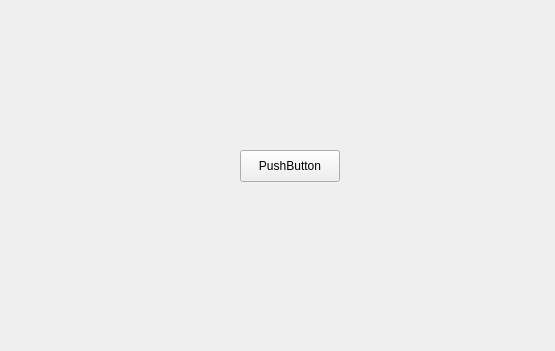
This is mainwindow.ui in Naiscorp-Robotics/RobotFace-Healthmate-App as Qt 5 draws it before an edit; both pictures show x 0 to 555 and y 0 to 351 of the 800 by 600 pixel window. The edited form follows.
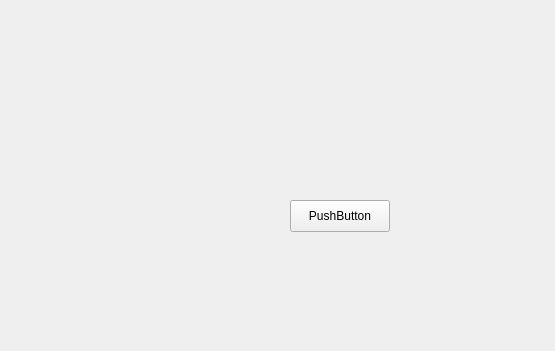
This is the edited form.

The edit to the form file:
```diff
--- a/mainwindow.ui
+++ b/mainwindow.ui
@@ -27,8 +27,8 @@
      <widget class="QPushButton" name="pushButton">
       <property name="geometry">
        <rect>
-        <x>40</x>
-        <y>50</y>
+        <x>90</x>
+        <y>100</y>
         <width>100</width>
         <height>32</height>
        </rect>
```
Left out of the diff: 2 changed lines with no effect on the pictures.
